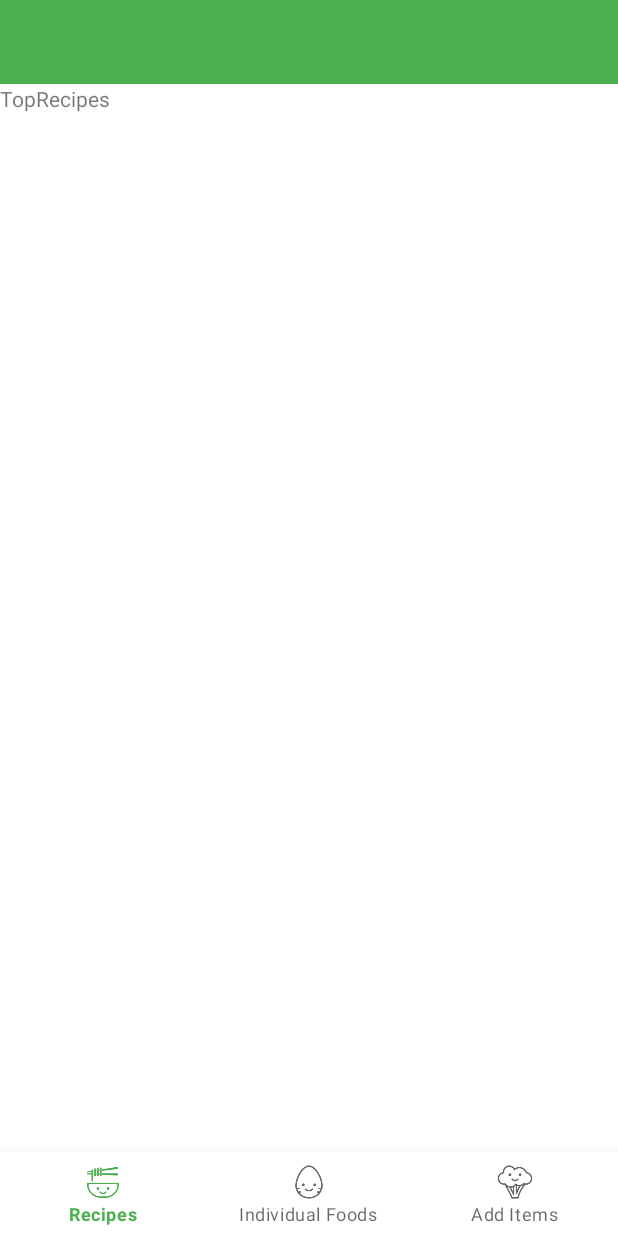
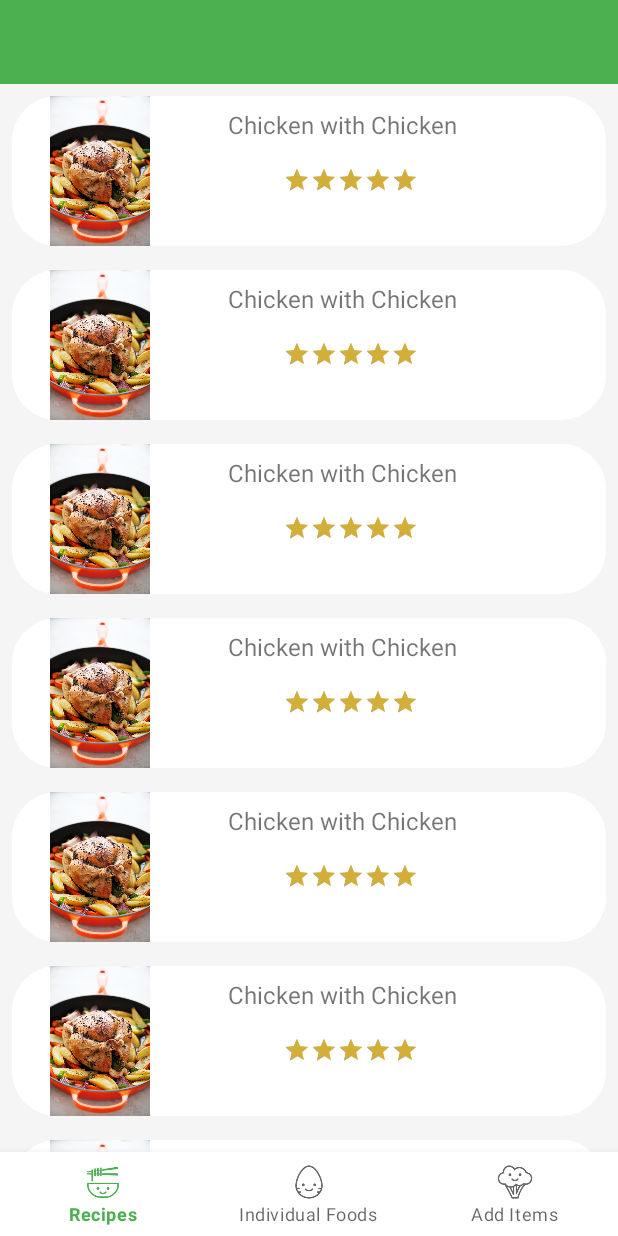
Before and after one commit to Aly95/fora, an Android app: the screen it shows after launch (MainActivity), on a phone screen of 412 x 824 dp. Run offline under Robolectric (Android 15) with nearby library versions, the light colour scheme and no system bars; our stand-ins replace navigation-ui; 3 statements that could not run were skipped.

Commit message:
Implemented recyclerviewadapter

```diff
--- a/app/src/main/AndroidManifest.xml
+++ b/app/src/main/AndroidManifest.xml
@@ -9,13 +9,13 @@
         android:roundIcon="@mipmap/ic_fora"
         android:supportsRtl="true"
         android:theme="@style/MaterialTheme">
-        <activity android:name=".ui.SplashScreen">
+        <activity android:name=".ui.misc.SplashScreen">
             <intent-filter>
                 <action android:name="android.intent.action.MAIN" />
                 <category android:name="android.intent.category.LAUNCHER" />
             </intent-filter>
         </activity>
-        <activity android:name=".ui.MainActivity">
+        <activity android:name=".ui.misc.MainActivity">
         </activity>
     </application>
 
--- /dev/null
+++ b/app/src/main/java/alyhuggan/fora/repository/objects/FoodItem.kt
@@ -0,0 +1,4 @@
+package alyhuggan.fora.repository.objects
+
+data class FoodItem(val type: String, val name: String, val quantity: Quantity?) {
+}
--- /dev/null
+++ b/app/src/main/java/alyhuggan/fora/repository/objects/Quantity.kt
@@ -0,0 +1,4 @@
+package alyhuggan.fora.repository.objects
+
+data class Quantity(val quantityType: String, val quantity: Double) {
+}
--- /dev/null
+++ b/app/src/main/java/alyhuggan/fora/repository/objects/Recipe.kt
@@ -0,0 +1,7 @@
+package alyhuggan.fora.repository.objects
+
+import android.media.Image
+
+data class Recipe(val title: String, val rating: Double?, val photo: Image?,
+                  val type: String, val foods: ArrayList<FoodItem>){
+}
--- a/app/src/main/java/alyhuggan/fora/ui/CreateYourOwnFragment.kt
+++ b/app/src/main/java/alyhuggan/fora/ui/CreateYourOwnFragment.kt
@@ -1,33 +1,20 @@
 package alyhuggan.fora.ui
 
 import alyhuggan.fora.R
+import alyhuggan.fora.repository.objects.FoodItem
+import alyhuggan.fora.repository.objects.Quantity
+import alyhuggan.fora.repository.objects.Recipe
 import android.os.Bundle
 import androidx.fragment.app.Fragment
 import android.view.LayoutInflater
 import android.view.View
 import android.view.ViewGroup
+import android.widget.TextView
 
-// TODO: Rename parameter arguments, choose names that match
-// the fragment initialization parameters, e.g. ARG_ITEM_NUMBER
-private const val ARG_PARAM1 = "param1"
-private const val ARG_PARAM2 = "param2"
-
-/**
- * A simple [Fragment] subclass.
- * Use the [CreateYourOwnFragment.newInstance] factory method to
- * create an instance of this fragment.
- */
 class CreateYourOwnFragment : Fragment() {
-    // TODO: Rename and change types of parameters
-    private var param1: String? = null
-    private var param2: String? = null
 
     override fun onCreate(savedInstanceState: Bundle?) {
         super.onCreate(savedInstanceState)
-        arguments?.let {
-            param1 = it.getString(ARG_PARAM1)
-            param2 = it.getString(ARG_PARAM2)
-        }
     }
 
     override fun onCreateView(
@@ -38,23 +25,19 @@ class CreateYourOwnFragment : Fragment() {
         return inflater.inflate(R.layout.fragment_create_your_own, container, false)
     }
 
-    companion object {
-        /**
-         * Use this factory method to create a new instance of
-         * this fragment using the provided parameters.
-         *
-         * @param param1 Parameter 1.
-         * @param param2 Parameter 2.
-         * @return A new instance of fragment CreateYourOwnFragment.
-         */
-        // TODO: Rename and change types and number of parameters
-        @JvmStatic
-        fun newInstance(param1: String, param2: String) =
-            CreateYourOwnFragment().apply {
-                arguments = Bundle().apply {
-                    putString(ARG_PARAM1, param1)
-                    putString(ARG_PARAM2, param2)
-                }
-            }
+    override fun onViewCreated(view: View, savedInstanceState: Bundle?) {
+        super.onViewCreated(view, savedInstanceState)
+        setToolbarTitle()
+        initializeUi()
+    }
+
+    private fun initializeUi() {
+
+
+    }
+
+    private fun setToolbarTitle() {
+        val toolbar: TextView = activity!!.findViewById(R.id.maintoolbar_title)
+        toolbar.text = "Add Foods"
     }
 }
--- a/app/src/main/java/alyhuggan/fora/ui/TopFoodsFragment.kt
+++ /dev/null
@@ -1,60 +0,0 @@
-package alyhuggan.fora.ui
-
-import alyhuggan.fora.R
-import android.os.Bundle
-import androidx.fragment.app.Fragment
-import android.view.LayoutInflater
-import android.view.View
-import android.view.ViewGroup
-
-// TODO: Rename parameter arguments, choose names that match
-// the fragment initialization parameters, e.g. ARG_ITEM_NUMBER
-private const val ARG_PARAM1 = "param1"
-private const val ARG_PARAM2 = "param2"
-
-/**
- * A simple [Fragment] subclass.
- * Use the [TopFoodsFragment.newInstance] factory method to
- * create an instance of this fragment.
- */
-class TopFoodsFragment : Fragment() {
-    // TODO: Rename and change types of parameters
-    private var param1: String? = null
-    private var param2: String? = null
-
-    override fun onCreate(savedInstanceState: Bundle?) {
-        super.onCreate(savedInstanceState)
-        arguments?.let {
-            param1 = it.getString(ARG_PARAM1)
-            param2 = it.getString(ARG_PARAM2)
-        }
-    }
-
-    override fun onCreateView(
-        inflater: LayoutInflater, container: ViewGroup?,
-        savedInstanceState: Bundle?
-    ): View? {
-        // Inflate the layout for this fragment
-        return inflater.inflate(R.layout.fragment_top_foods, container, false)
-    }
-
-    companion object {
-        /**
-         * Use this factory method to create a new instance of
-         * this fragment using the provided parameters.
-         *
-         * @param param1 Parameter 1.
-         * @param param2 Parameter 2.
-         * @return A new instance of fragment TopFoodsFragment.
-         */
-        // TODO: Rename and change types and number of parameters
-        @JvmStatic
-        fun newInstance(param1: String, param2: String) =
-            TopFoodsFragment().apply {
-                arguments = Bundle().apply {
-                    putString(ARG_PARAM1, param1)
-                    putString(ARG_PARAM2, param2)
-                }
-            }
-    }
-}
--- a/app/src/main/java/alyhuggan/fora/ui/TopRecipesFragment.kt
+++ b/app/src/main/java/alyhuggan/fora/ui/foods/TopFoodsFragment.kt
@@ -1,4 +1,4 @@
-package alyhuggan.fora.ui
+package alyhuggan.fora.ui.foods
 
 import alyhuggan.fora.R
 import android.os.Bundle
@@ -6,19 +6,29 @@ import androidx.fragment.app.Fragment
 import android.view.LayoutInflater
 import android.view.View
 import android.view.ViewGroup
+import android.widget.TextView
 
-class TopRecipesFragment : Fragment() {
+class TopFoodsFragment : Fragment() {
+
+    override fun onCreate(savedInstanceState: Bundle?) {
+        super.onCreate(savedInstanceState)
+    }
 
     override fun onCreateView(
         inflater: LayoutInflater, container: ViewGroup?,
         savedInstanceState: Bundle?
     ): View? {
         // Inflate the layout for this fragment
-        return inflater.inflate(R.layout.fragment_top_recipes, container, false)
+        return inflater.inflate(R.layout.fragment_top_foods, container, false)
     }
 
     override fun onViewCreated(view: View, savedInstanceState: Bundle?) {
         super.onViewCreated(view, savedInstanceState)
+        setToolbarTitle()
     }
 
+    private fun setToolbarTitle() {
+        val toolbar: TextView = activity!!.findViewById(R.id.maintoolbar_title)
+        toolbar.text = "Top Foods"
+    }
 }
--- a/app/src/main/java/alyhuggan/fora/ui/MainActivity.kt
+++ b/app/src/main/java/alyhuggan/fora/ui/misc/MainActivity.kt
@@ -1,4 +1,4 @@
-package alyhuggan.fora.ui
+package alyhuggan.fora.ui.misc
 
 import alyhuggan.fora.R
 import androidx.appcompat.app.AppCompatActivity
--- a/app/src/main/java/alyhuggan/fora/ui/SplashScreen.kt
+++ b/app/src/main/java/alyhuggan/fora/ui/misc/SplashScreen.kt
@@ -1,4 +1,4 @@
-package alyhuggan.fora.ui
+package alyhuggan.fora.ui.misc
 
 import alyhuggan.fora.R
 import android.content.Intent
--- /dev/null
+++ b/app/src/main/java/alyhuggan/fora/ui/recipe/RecipeRecyclerViewAdapter.kt
@@ -0,0 +1,49 @@
+package alyhuggan.fora.ui.recipe
+
+import alyhuggan.fora.R
+import alyhuggan.fora.repository.objects.Recipe
+import android.util.Log
+import android.view.LayoutInflater
+import android.view.View
+import android.view.ViewGroup
+import android.widget.ImageView
+import android.widget.RatingBar
+import android.widget.TextView
+import androidx.recyclerview.widget.RecyclerView
+import kotlinx.android.synthetic.main.items_recipe.view.*
+
+private const val TAG = "RecipeRecyclerVA"
+
+class RecipeViewHolder(view: View) : RecyclerView.ViewHolder(view) {
+    val title: TextView = view.item_recipe_title
+    val rating: RatingBar = view.item_recipe_ratingBar
+    val image: ImageView = view.item_recipe_image
+}
+
+class RecipeRecyclerViewAdapter(private val recipeList: List<Recipe>): RecyclerView.Adapter<RecipeViewHolder>() {
+
+    override fun onCreateViewHolder(parent: ViewGroup, viewType: Int): RecipeViewHolder {
+        val view = LayoutInflater.from(parent.context).inflate(R.layout.items_recipe, parent, false)
+        return RecipeViewHolder(view)
+    }
+
+    override fun getItemCount() = recipeList.size
+
+    override fun onBindViewHolder(holder: RecipeViewHolder, position: Int) {
+        val title = holder.title
+        val rating = holder.rating
+        val image = holder.image
+
+        if(recipeList.isEmpty()) {
+            Log.d(TAG, "onBindViewHolder - recipeList is")
+        } else {
+            Log.d(TAG, "onBindViewHolder - recipeList not empty")
+
+            val recipe = recipeList[position]
+
+            title.text = recipe.title
+            rating.rating = recipe.rating!!.toFloat()
+            image.setImageResource(R.drawable.chicken)
+        }
+    }
+}
--- /dev/null
+++ b/app/src/main/java/alyhuggan/fora/ui/recipe/TopRecipesFragment.kt
@@ -0,0 +1,83 @@
+package alyhuggan.fora.ui.recipe
+
+import alyhuggan.fora.R
+import alyhuggan.fora.repository.objects.FoodItem
+import alyhuggan.fora.repository.objects.Quantity
+import alyhuggan.fora.repository.objects.Recipe
+import android.os.Bundle
+import android.util.Log
+import androidx.fragment.app.Fragment
+import android.view.LayoutInflater
+import android.view.View
+import android.view.ViewGroup
+import android.widget.GridLayout
+import android.widget.TextView
+import androidx.recyclerview.widget.GridLayoutManager
+import androidx.recyclerview.widget.LinearLayoutManager
+import kotlinx.android.synthetic.main.activity_main.*
+import kotlinx.android.synthetic.main.fragment_top_recipes.*
+
+private const val TAG = "TopRecipesFragment"
+
+class TopRecipesFragment : Fragment() {
+
+    override fun onCreateView(
+        inflater: LayoutInflater, container: ViewGroup?,
+        savedInstanceState: Bundle?
+    ): View? {
+        // Inflate the layout for this fragment
+        return inflater.inflate(R.layout.fragment_top_recipes, container, false)
+    }
+
+    override fun onViewCreated(view: View, savedInstanceState: Bundle?) {
+        super.onViewCreated(view, savedInstanceState)
+        setToolbarTitle()
+        initializeRecyclerAdapter()
+    }
+
+    private fun initializeRecyclerAdapter() {
+
+        Log.d(TAG, "initializeRecyclerAdapter: Starts")
+
+        val recipe = sampleData()
+        val list = ArrayList<Recipe>()
+        for(i in 0..15) {
+            list.add(i, recipe)
+        }
+
+        Log.d(TAG, "List = $list")
+
+        recipes_recycler_view.layoutManager = LinearLayoutManager(context)
+        recipes_recycler_view.adapter =
+            RecipeRecyclerViewAdapter(list)
+        recipes_recycler_view.setHasFixedSize(true)
+
+    }
+
+    private fun sampleData(): Recipe {
+        val mutableList = mutableListOf<FoodItem>()
+
+        for(i in 0..8) {
+            mutableList.add(
+                FoodItem(
+                    "protein",
+                    "chicken",
+                    Quantity(
+                        "grams",
+                        2.0
+                    )
+                )
+            )
+        }
+
+        val list: ArrayList<FoodItem> = mutableList as ArrayList
+
+        return Recipe("Chicken with Chicken", 4.8, null, "Lunch", list)
+    }
+
+    private fun setToolbarTitle() {
+        val toolbar: TextView = activity!!.findViewById(R.id.maintoolbar_title)
+        toolbar.text = "Top Recipes"
+    }
+
+}
--- /dev/null
+++ b/app/src/main/res/drawable-v24/white_background.xml
@@ -0,0 +1,7 @@
+<?xml version="1.0" encoding="utf-8"?>
+<shape xmlns:android="http://schemas.android.com/apk/res/android">
+
+    <solid android:color="#FFFFFF"></solid>
+    <corners android:radius='30dp'></corners>
+
+</shape>
--- a/app/src/main/res/layout/activity_main.xml
+++ b/app/src/main/res/layout/activity_main.xml
@@ -4,7 +4,7 @@
     xmlns:tools="http://schemas.android.com/tools"
     android:layout_width="match_parent"
     android:layout_height="match_parent"
-    tools:context=".ui.MainActivity">
+    tools:context=".ui.misc.MainActivity">
 
     <androidx.appcompat.widget.Toolbar
         android:id="@+id/main_toolbar"
--- a/app/src/main/res/layout/fragment_top_foods.xml
+++ b/app/src/main/res/layout/fragment_top_foods.xml
@@ -3,7 +3,7 @@
     xmlns:tools="http://schemas.android.com/tools"
     android:layout_width="match_parent"
     android:layout_height="match_parent"
-    tools:context=".ui.TopFoodsFragment">
+    tools:context=".ui.foods.TopFoodsFragment">
 
     <TextView
         android:id="@+id/textView2"
--- a/app/src/main/res/layout/fragment_top_recipes.xml
+++ b/app/src/main/res/layout/fragment_top_recipes.xml
@@ -1,13 +1,15 @@
 <?xml version="1.0" encoding="utf-8"?>
-<FrameLayout xmlns:android="http://schemas.android.com/apk/res/android"
+<LinearLayout xmlns:android="http://schemas.android.com/apk/res/android"
     xmlns:tools="http://schemas.android.com/tools"
     android:layout_width="match_parent"
     android:layout_height="match_parent"
-    tools:context=".ui.TopRecipesFragment">
+    android:background="@color/darker_background"
+    android:orientation="vertical"
+    tools:context=".ui.recipe.TopRecipesFragment">
 
-    <TextView
-        android:id="@+id/textView3"
-        android:layout_width="wrap_content"
-        android:layout_height="wrap_content"
-        android:text="TopRecipes" />
-</FrameLayout>
+    <androidx.recyclerview.widget.RecyclerView
+        android:id="@+id/recipes_recycler_view"
+        android:layout_width="match_parent"
+        android:layout_height="match_parent" />
+
+</LinearLayout>
--- /dev/null
+++ b/app/src/main/res/layout/items_recipe.xml
@@ -0,0 +1,51 @@
+<?xml version="1.0" encoding="utf-8"?>
+<LinearLayout xmlns:android="http://schemas.android.com/apk/res/android"
+    xmlns:app="http://schemas.android.com/apk/res-auto"
+    xmlns:tools="http://schemas.android.com/tools"
+    android:layout_width="match_parent"
+    android:layout_height="100dp"
+    android:layout_margin="8dp"
+    android:background="@drawable/white_background"
+    android:orientation="horizontal"
+    android:weightSum="10">
+
+    <ImageView
+        android:id="@+id/item_recipe_image"
+        android:layout_width="0dp"
+        android:layout_height="match_parent"
+        android:layout_marginLeft="25dp"
+        android:layout_weight="3"
+        android:contentDescription="@string/recipe_image_contentDescription"
+        android:scaleType="fitStart"
+        tools:srcCompat="@tools:sample/avatars" />
+
+    <LinearLayout
+        android:layout_width="0dp"
+        android:layout_height="match_parent"
+        android:layout_weight="7"
+        android:orientation="vertical">
+
+        <TextView
+            android:id="@+id/item_recipe_title"
+            android:layout_width="match_parent"
+            android:layout_height="wrap_content"
+            android:layout_margin="8dp"
+            android:textSize="16sp"
+            tools:text="@string/title_Text" />
+
+        <RatingBar
+            android:id="@+id/item_recipe_ratingBar"
+            style="@style/Widget.AppCompat.RatingBar.Indicator"
+            android:layout_width="wrap_content"
+            android:layout_height="wrap_content"
+            android:isIndicator="true"
+            android:max="5"
+            android:numStars="5"
+            android:progressTint="#d4af37"
+            android:rating="5"
+            android:scaleX="0.5"
+            android:scaleY="0.5"
+            android:stepSize="0.5"
+            tools:rating="3" />
+    </LinearLayout>
+</LinearLayout>
--- a/app/src/main/res/navigation/navigation_graph.xml
+++ b/app/src/main/res/navigation/navigation_graph.xml
@@ -7,7 +7,7 @@
 
     <fragment
         android:id="@+id/menu_recipes"
-        android:name="alyhuggan.fora.ui.TopRecipesFragment"
+        android:name="alyhuggan.fora.ui.recipe.TopRecipesFragment"
         android:label="fragment_top_recipes"
         tools:layout="@layout/fragment_top_recipes" >
         <action
@@ -21,7 +21,7 @@
     </fragment>
     <fragment
         android:id="@+id/menu_foods"
-        android:name="alyhuggan.fora.ui.TopFoodsFragment"
+        android:name="alyhuggan.fora.ui.foods.TopFoodsFragment"
         android:label="fragment_top_foods"
         tools:layout="@layout/fragment_top_foods" >
         <action
--- a/app/src/main/res/values/colors.xml
+++ b/app/src/main/res/values/colors.xml
@@ -2,6 +2,7 @@
 <resources>
     <color name="primary">#4CAF50</color>
     <color name="primary_dark">#388E3C</color>
+    <color name="darker_background">#F5F5F5</color>
     <color name="primary_light">#C8E6C9</color>
     <color name="accent">#9E9E9E</color>
     <color name="primary_text">#212121</color>
--- a/app/src/main/res/values/strings.xml
+++ b/app/src/main/res/values/strings.xml
@@ -4,4 +4,6 @@
     <string name="menu_foods_text">Individual Foods</string>
     <string name="menu_create_text">Add Items</string>
     <string name="splash_description_text">The Number 1 Food Rating App</string>
+    <string name="title_Text">Title</string>
+    <string name="recipe_image_contentDescription">Recipe image</string>
 </resources>
```
Also changed, not shown: app/src/main/res/drawable/chicken.jpg (added).
